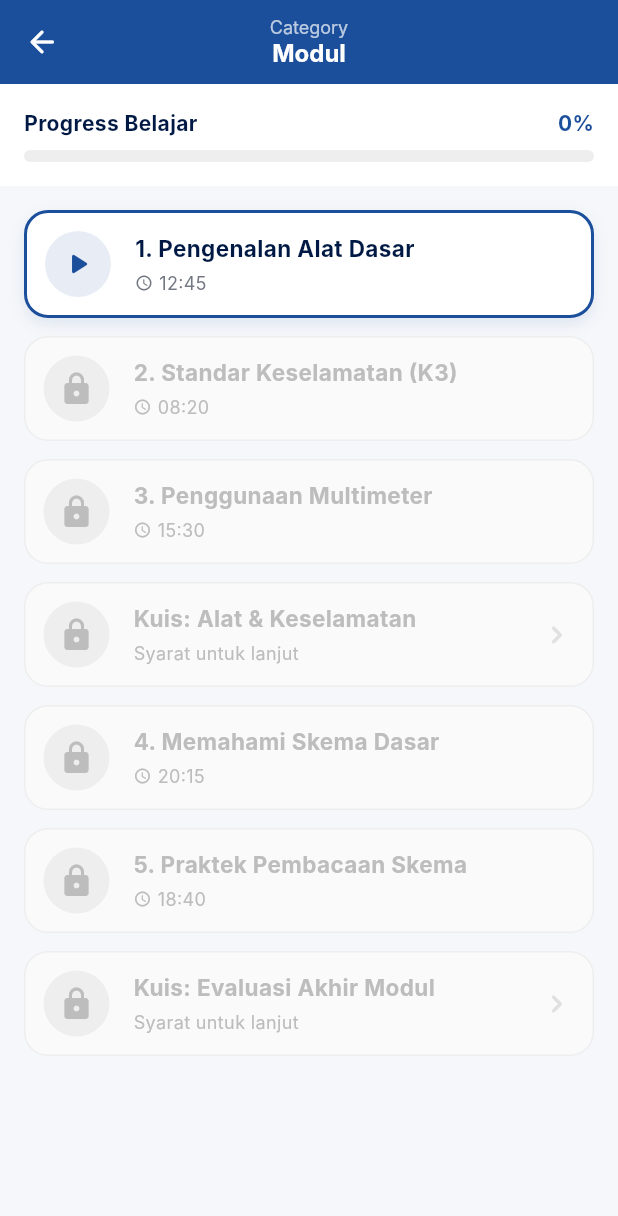
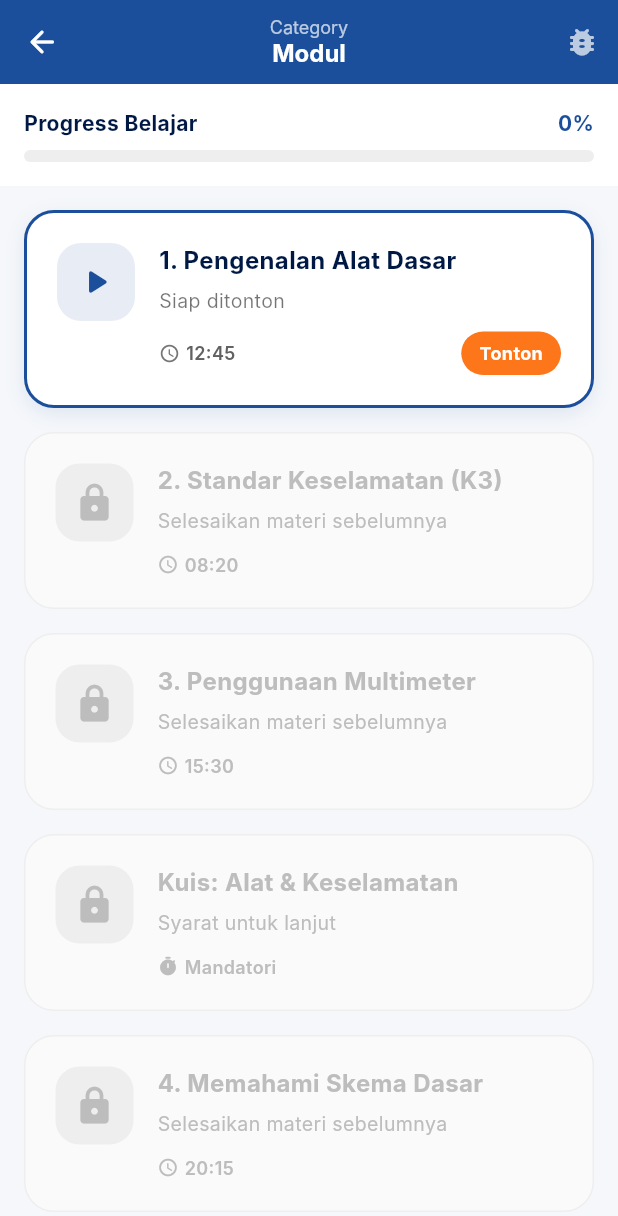
Before and after one commit to dapskuycode/MOCKUP-VBAT, a Flutter app: the CourseDetailPage screen opened by its route, on a phone screen of 412 x 824 dp. Shown: the top 1216 px of the screen. Run offline on Flutter 3.47's test engine with Material 3 defaults, Android fonts, the phone set to English and light mode, and no system bars; our stand-ins replace dartz, dio, equatable, flutter_bloc, go_router, shared_preferences and 1 more; missing offline and left inert: youtube_explode_dart; accounts and stored records are empty; Roboto replaces fonts that are missing (Inter).

Commit message:
feat(lms): align course detail UI with syllabus page and add developer mode

```diff
--- a/lib/features/belajar/presentation/pages/course_detail_page.dart
+++ b/lib/features/belajar/presentation/pages/course_detail_page.dart
@@ -114,6 +114,24 @@ class _CourseDetailPageState extends State<CourseDetailPage> {
             ),
           ],
         ),
+        actions: [
+          IconButton(
+            icon: const Icon(Icons.bug_report_rounded, color: Colors.white70),
+            tooltip: 'Dev Mode: Buka Semua Materi',
+            onPressed: () {
+              setState(() {
+                _completedStep = _playlist.length;
+              });
+              ScaffoldMessenger.of(context).showSnackBar(
+                const SnackBar(
+                  content: Text("Dev Mode: Semua materi telah dibuka."),
+                  backgroundColor: Colors.orange,
+                  duration: Duration(seconds: 2),
+                ),
+              );
+            },
+          ),
+        ],
       ),
       body: Column(
         children: [
@@ -185,39 +203,42 @@ class _CourseDetailPageState extends State<CourseDetailPage> {
     return GestureDetector(
       onTap: () => _handleItemTap(index, _playlist[index]),
       child: Container(
-        margin: const EdgeInsets.only(bottom: 12),
-        padding: const EdgeInsets.all(12),
+        margin: const EdgeInsets.only(bottom: 16),
         decoration: BoxDecoration(
-          color: isLocked ? Colors.grey.shade50 : (isCompleted ? _greenSuccess.withOpacity(0.05) : Colors.white),
-          borderRadius: BorderRadius.circular(16),
+          color: isLocked ? Colors.grey.shade50 : (isCompleted ? _greenSuccess.withOpacity(0.03) : Colors.white),
+          borderRadius: BorderRadius.circular(20),
           border: Border.all(
             color: isCurrent
               ? _primaryBlue
-              : (isLocked ? Colors.grey.shade200 : (isCompleted ? _greenSuccess.withOpacity(0.3) : Colors.grey.shade300)),
+              : (isLocked ? Colors.grey.shade200 : (isCompleted ? _greenSuccess.withOpacity(0.3) : Colors.grey.shade200)),
             width: isCurrent ? 2 : 1,
           ),
-          boxShadow: isCurrent ? [
+          boxShadow: [
+            if (!isLocked)
               BoxShadow(
-              color: _primaryBlue.withOpacity(0.1),
-              blurRadius: 8,
+                color: isCurrent ? _primaryBlue.withOpacity(0.1) : Colors.black.withOpacity(0.03),
+                blurRadius: 10,
                 offset: const Offset(0, 4),
-            )
-          ] : [],
               ),
+          ],
+        ),
+        child: Padding(
+          padding: const EdgeInsets.all(20.0),
           child: Row(
+            crossAxisAlignment: CrossAxisAlignment.start,
             children: [
               Container(
-              width: 44,
-              height: 44,
+                padding: const EdgeInsets.all(12),
                 decoration: BoxDecoration(
                   color: isLocked
                       ? Colors.grey.shade200
                       : (isCompleted ? _greenSuccess.withOpacity(0.1) : _primaryBlue.withOpacity(0.1)),
-                shape: BoxShape.circle,
+                  borderRadius: BorderRadius.circular(16),
                 ),
                 child: Icon(
-                isLocked ? Icons.lock_rounded : (isCompleted ? Icons.check_rounded : Icons.play_arrow_rounded),
+                  isLocked ? Icons.lock_rounded : (isCompleted ? Icons.check_circle_rounded : Icons.play_arrow_rounded),
                   color: isLocked ? Colors.grey.shade400 : (isCompleted ? _greenSuccess : _primaryBlue),
+                  size: 28,
                 ),
               ),
               const SizedBox(width: 16),
@@ -228,19 +249,49 @@ class _CourseDetailPageState extends State<CourseDetailPage> {
                     Text(
                       title,
                       style: TextStyle(
-                      fontSize: 15,
+                        fontSize: 16,
                         fontWeight: FontWeight.bold,
                         color: isLocked ? Colors.grey.shade400 : _textDark,
                       ),
                     ),
-                  const SizedBox(height: 4),
+                    const SizedBox(height: 6),
+                    Text(
+                      isLocked ? "Selesaikan materi sebelumnya" : (isCompleted ? "Selesai ditonton" : "Siap ditonton"),
+                      style: TextStyle(
+                        fontSize: 13,
+                        color: isLocked ? Colors.grey.shade400 : (isCompleted ? _greenSuccess : Colors.black54),
+                        height: 1.4,
+                      ),
+                    ),
+                    const SizedBox(height: 12),
                     Row(
                       children: [
-                      Icon(Icons.schedule_rounded, size: 12, color: isLocked ? Colors.grey.shade400 : _textGray),
+                        Icon(Icons.schedule_rounded, size: 14, color: isLocked ? Colors.grey.shade400 : Colors.grey.shade600),
                         const SizedBox(width: 4),
                         Text(
                           duration,
-                        style: TextStyle(fontSize: 12, color: isLocked ? Colors.grey.shade400 : _textGray),
+                          style: TextStyle(
+                            fontSize: 12,
+                            fontWeight: FontWeight.w600,
+                            color: isLocked ? Colors.grey.shade400 : Colors.grey.shade700,
+                          ),
+                        ),
+                        const Spacer(),
+                        if (isCurrent)
+                          Container(
+                            padding: const EdgeInsets.symmetric(horizontal: 12, vertical: 6),
+                            decoration: BoxDecoration(
+                              color: const Color(0xFFFD761A),
+                              borderRadius: BorderRadius.circular(20),
+                            ),
+                            child: const Text(
+                              "Tonton",
+                              style: TextStyle(
+                                color: Colors.white,
+                                fontSize: 12,
+                                fontWeight: FontWeight.bold,
+                              ),
+                            ),
                           ),
                       ],
                     ),
@@ -250,6 +301,7 @@ class _CourseDetailPageState extends State<CourseDetailPage> {
             ],
           ),
         ),
+      ),
     );
   }
 
@@ -257,32 +309,42 @@ class _CourseDetailPageState extends State<CourseDetailPage> {
     return GestureDetector(
       onTap: () => _handleItemTap(index, _playlist[index]),
       child: Container(
-        margin: const EdgeInsets.only(bottom: 12),
-        padding: const EdgeInsets.all(12),
+        margin: const EdgeInsets.only(bottom: 16),
         decoration: BoxDecoration(
-          color: isLocked ? Colors.grey.shade50 : (isCompleted ? _greenSuccess.withOpacity(0.05) : Colors.orange.shade50),
-          borderRadius: BorderRadius.circular(16),
+          color: isLocked ? Colors.grey.shade50 : (isCompleted ? _greenSuccess.withOpacity(0.03) : Colors.orange.shade50),
+          borderRadius: BorderRadius.circular(20),
           border: Border.all(
             color: isCurrent
               ? Colors.orange.shade500
               : (isLocked ? Colors.grey.shade200 : (isCompleted ? _greenSuccess.withOpacity(0.3) : Colors.orange.shade200)),
             width: isCurrent ? 2 : 1,
           ),
+          boxShadow: [
+            if (!isLocked)
+              BoxShadow(
+                color: isCurrent ? Colors.orange.withOpacity(0.2) : Colors.black.withOpacity(0.03),
+                blurRadius: 10,
+                offset: const Offset(0, 4),
               ),
+          ],
+        ),
+        child: Padding(
+          padding: const EdgeInsets.all(20.0),
           child: Row(
+            crossAxisAlignment: CrossAxisAlignment.start,
             children: [
               Container(
-              width: 44,
-              height: 44,
+                padding: const EdgeInsets.all(12),
                 decoration: BoxDecoration(
                   color: isLocked
                       ? Colors.grey.shade200
                       : (isCompleted ? _greenSuccess.withOpacity(0.1) : Colors.orange.shade100),
-                shape: BoxShape.circle,
+                  borderRadius: BorderRadius.circular(16),
                 ),
                 child: Icon(
-                isLocked ? Icons.lock_rounded : (isCompleted ? Icons.check_rounded : Icons.assignment_rounded),
+                  isLocked ? Icons.lock_rounded : (isCompleted ? Icons.check_circle_rounded : Icons.assignment_rounded),
                   color: isLocked ? Colors.grey.shade400 : (isCompleted ? _greenSuccess : Colors.orange.shade700),
+                  size: 28,
                 ),
               ),
               const SizedBox(width: 16),
@@ -293,25 +355,58 @@ class _CourseDetailPageState extends State<CourseDetailPage> {
                     Text(
                       title,
                       style: TextStyle(
-                      fontSize: 15,
+                        fontSize: 16,
                         fontWeight: FontWeight.bold,
                         color: isLocked ? Colors.grey.shade400 : (isCompleted ? _greenSuccess : Colors.orange.shade900),
                       ),
                     ),
-                  const SizedBox(height: 4),
+                    const SizedBox(height: 6),
                     Text(
-                    "Syarat untuk lanjut",
+                      isLocked ? "Syarat untuk lanjut" : (isCompleted ? "Lulus kuis" : "Evaluasi pemahaman Anda"),
+                      style: TextStyle(
+                        fontSize: 13,
+                        color: isLocked ? Colors.grey.shade400 : (isCompleted ? _greenSuccess : Colors.orange.shade800),
+                        height: 1.4,
+                      ),
+                    ),
+                    const SizedBox(height: 12),
+                    Row(
+                      children: [
+                        Icon(Icons.timer_rounded, size: 14, color: isLocked ? Colors.grey.shade400 : Colors.orange.shade700),
+                        const SizedBox(width: 4),
+                        Text(
+                          "Mandatori",
                           style: TextStyle(
                             fontSize: 12,
-                      color: isLocked ? Colors.grey.shade400 : (isCompleted ? _greenSuccess : Colors.orange.shade700),
+                            fontWeight: FontWeight.w600,
+                            color: isLocked ? Colors.grey.shade400 : Colors.orange.shade800,
+                          ),
+                        ),
+                        const Spacer(),
+                        if (isCurrent)
+                          Container(
+                            padding: const EdgeInsets.symmetric(horizontal: 12, vertical: 6),
+                            decoration: BoxDecoration(
+                              color: Colors.orange.shade600,
+                              borderRadius: BorderRadius.circular(20),
+                            ),
+                            child: const Text(
+                              "Mulai Kuis",
+                              style: TextStyle(
+                                color: Colors.white,
+                                fontSize: 12,
+                                fontWeight: FontWeight.bold,
+                              ),
+                            ),
+                          ),
+                      ],
+                    ),
+                  ],
                 ),
               ),
             ],
           ),
         ),
-            Icon(Icons.chevron_right_rounded, color: isLocked ? Colors.grey.shade300 : (isCompleted ? _greenSuccess : Colors.orange.shade700)),
-          ],
-        ),
       ),
     );
   }
```
Lines whose indentation alone changed are shown as unchanged.
